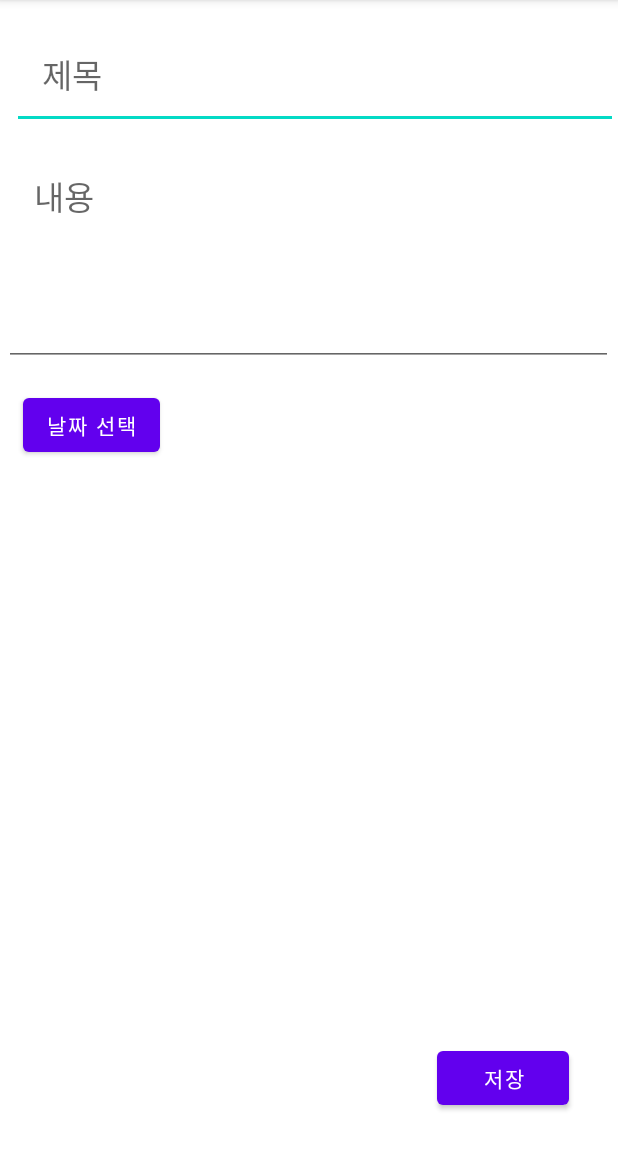
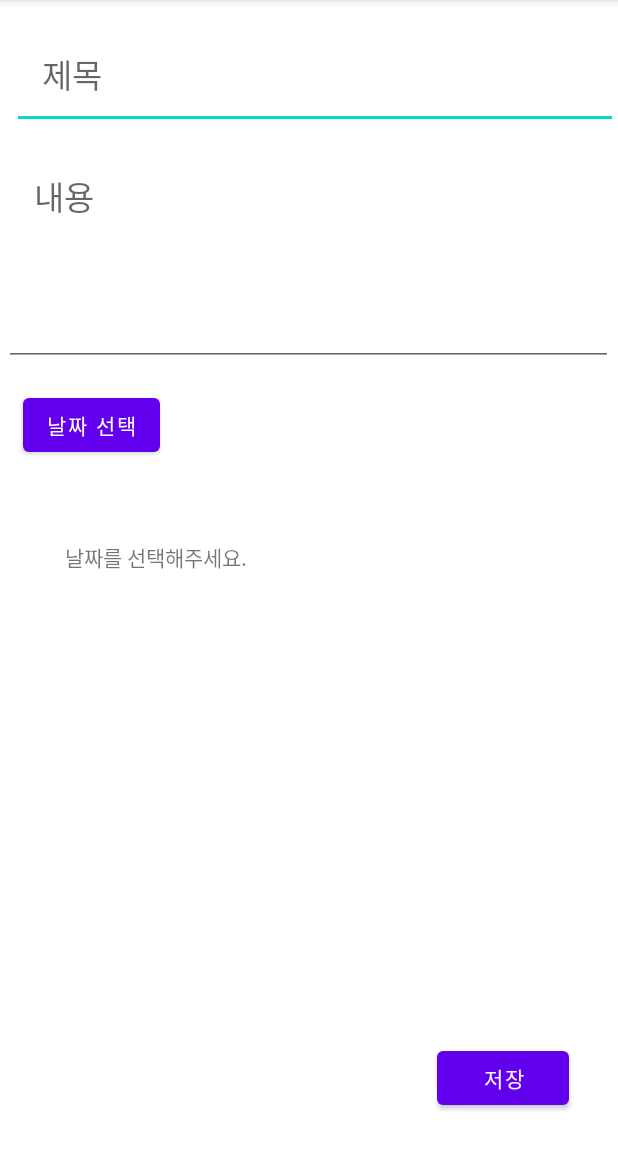
Before and after one commit to SHyeonL/2022-2_MobP_MyCalendar, an Android app: the AddScheduleActivity screen opened directly, with no data from a screen before it, on a phone screen of 412 x 824 dp, the part 84-1236 px from its top. Run offline under Robolectric (Android 15) with nearby library versions, the phone set to English and light mode, and no system bars.

Commit message:
데이터베이스 구현 & AddSchedule 수정

```diff
--- a/MyCalendar/app/src/main/java/com/example/mycalendar/ui/Calendar/AddScheduleActivity.java
+++ b/MyCalendar/app/src/main/java/com/example/mycalendar/ui/Calendar/AddScheduleActivity.java
@@ -1,67 +1,74 @@
 package com.example.mycalendar.ui.Calendar;
 //
-import static android.content.ContentValues.TAG;
-import static com.example.mycalendar.DiaryDatabase.database;
 //
+import static com.example.mycalendar.DataBase.DATABASE_NAME;
+import static com.example.mycalendar.DataBase.TABLE_DIARY_INFO;
+
 import androidx.appcompat.app.AppCompatActivity;
 
+import android.app.DatePickerDialog;
 import android.os.Bundle;
-import android.util.Log;
 import android.view.View;
-import android.widget.Button;
-import android.widget.EditText;
+import android.widget.DatePicker;
 import android.widget.Toast;
 
-import com.example.mycalendar.DiaryDatabase;
-import com.example.mycalendar.R;
+import com.example.mycalendar.DataBase;
+import com.example.mycalendar.databinding.ActivityAddScheduleBinding;
+
+import java.util.Calendar;
 
 public class AddScheduleActivity extends AppCompatActivity {
 
+    Calendar calendar = Calendar.getInstance();
+    int year = calendar.get(Calendar.YEAR);
+    int month = calendar.get(Calendar.MONTH);
+    int day = calendar.get(Calendar.DAY_OF_MONTH);
 
-    DiaryDatabase database;
-    EditText editText;//일정 제목
-    EditText editText3;//일정 내용
+    DataBase dataBase = new DataBase();
+    private ActivityAddScheduleBinding binding;
 
     @Override
     protected void onCreate(Bundle savedInstanceState) {
         super.onCreate(savedInstanceState);
-        setContentView(R.layout.activity_add_schedule);
-        //
-        editText = findViewById(R.id.editText);
-        editText3 = findViewById(R.id.editText3);
-        // open database
-        if (database != null) {
-            database.close();
-            database = null;
-        }
+        binding = ActivityAddScheduleBinding.inflate(getLayoutInflater());
+        setContentView(binding.getRoot());
+        dataBase.openDatabase(this, DATABASE_NAME);
+        dataBase.createTable(TABLE_DIARY_INFO);
 
-        database = DiaryDatabase.getInstance(this);
-        boolean isOpen = database.open();
-        if (isOpen) {
-            Log.d(TAG, "diary database is open.");
-        } else {
-            Log.d(TAG, "diary database is not open.");
-        }
+        DatePickerDialog datePickerDialog = new DatePickerDialog(this, new DatePickerDialog.OnDateSetListener() {
+            @Override
+            public void onDateSet(DatePicker view, int year, int month, int dayOfMonth) {
+                binding.btnDate.setText(dayOfMonth + "/" + (month+1) + "/" + year);
+            }
+        }, year, month, day);
 
-        Button button = findViewById(R.id.button);
-        button.setOnClickListener(new View.OnClickListener() {
+        binding.btnDate.setOnClickListener(new View.OnClickListener() {
             @Override
-            public void onClick(View v) {
-                String subject = editText.getText().toString();
-                String contents = editText3.getText().toString();
+            public void onClick(View view) {
+                datePickerDialog.show();
+            }
+        });
 
-                database.insertRecord( subject, contents);
-                Toast.makeText(getApplicationContext(), "정보를 추가했습니다.", Toast.LENGTH_LONG).show();
+        binding.btnSubmit.setOnClickListener(new View.OnClickListener() {
+            @Override
+            public void onClick(View view) {
+                String title = binding.editTitle.getText().toString();
+                String content = binding.editContent.getText().toString();
+                String date = binding.btnDate.getText().toString();
+
+                if(title.equals("")) {
+                    Toast toast = Toast.makeText(getApplicationContext(), "제목을 입력해주세요", Toast.LENGTH_LONG);
+                    toast.show();
+                } else if(content.equals("")) {
+                    Toast toast = Toast.makeText(getApplicationContext(), "내용을 입력해주세요", Toast.LENGTH_LONG);
+                    toast.show();
+                } else if(date.equals("날짜 선택")) {
+                    Toast toast = Toast.makeText(getApplicationContext(), "날짜를 선택해주세요", Toast.LENGTH_LONG);
+                    toast.show();
+                } else {
+                    dataBase.insertScheduleRecord(TABLE_DIARY_INFO, date, title, content);
+                }
             }
         });
     }
-
-    protected void onDestroy() {
-        // close database
-        if (database != null) {
-            database.close();
-            database = null;
-        }
-        super.onDestroy();
-    }
 }
--- a/MyCalendar/app/src/main/res/layout/activity_add_schedule.xml
+++ b/MyCalendar/app/src/main/res/layout/activity_add_schedule.xml
@@ -9,7 +9,7 @@
     <!--   -->
 
     <EditText
-        android:id="@+id/editText"
+        android:id="@+id/editTitle"
         android:layout_width="404dp"
         android:layout_height="70dp"
         android:layout_marginTop="16dp"
@@ -23,7 +23,7 @@
         app:layout_constraintTop_toTopOf="parent" />
 
     <EditText
-        android:id="@+id/editText3"
+        android:id="@+id/editContent"
         android:layout_width="406dp"
         android:layout_height="150dp"
         android:layout_marginTop="8dp"
@@ -35,10 +35,10 @@
         app:layout_constraintEnd_toEndOf="parent"
         app:layout_constraintHorizontal_bias="0.4"
         app:layout_constraintStart_toStartOf="parent"
-        app:layout_constraintTop_toBottomOf="@+id/editText" />
+        app:layout_constraintTop_toBottomOf="@+id/editTitle" />
 
     <Button
-        android:id="@+id/button"
+        android:id="@+id/btnSubmit"
         android:layout_width="wrap_content"
         android:layout_height="wrap_content"
         android:layout_marginBottom="25dp"
@@ -49,14 +49,24 @@
         app:layout_constraintStart_toStartOf="parent" />
 
     <Button
-        android:id="@+id/button3"
+        android:id="@+id/btnDate"
         android:layout_width="wrap_content"
         android:layout_height="wrap_content"
         android:layout_marginStart="15dp"
         android:layout_marginTop="15dp"
         android:text="날짜 선택"
         app:layout_constraintStart_toStartOf="parent"
-        app:layout_constraintTop_toBottomOf="@+id/editText3" />
+        app:layout_constraintTop_toBottomOf="@+id/editContent" />
+
+    <TextView
+        android:id="@+id/textDate"
+        android:layout_width="wrap_content"
+        android:layout_height="wrap_content"
+        android:layout_marginStart="43dp"
+        android:layout_marginTop="53dp"
+        android:text="날짜를 선택해주세요."
+        app:layout_constraintStart_toStartOf="parent"
+        app:layout_constraintTop_toBottomOf="@+id/btnDate" />
 
     <!--   -->
 
--- a/MyCalendar/build.gradle
+++ b/MyCalendar/build.gradle
@@ -1,5 +1,5 @@
 // Top-level build file where you can add configuration options common to all sub-projects/modules.
 plugins {
-    id 'com.android.application' version '7.2.2' apply false
-    id 'com.android.library' version '7.2.2' apply false
+    id 'com.android.application' version '7.3.0' apply false
+    id 'com.android.library' version '7.3.0' apply false
 }
```
Also changed, not shown: MyCalendar/app/src/main/java/com/example/mycalendar/DataBase.java (+10 -4 lines), MyCalendar/app/src/main/java/com/example/mycalendar/DiaryDatabase.java (+222 -222 lines), MyCalendar/app/src/main/java/com/example/mycalendar/MainActivity.java (+0 -30 lines), MyCalendar/app/src/main/java/com/example/mycalendar/ui/Contact/AddContactActivity.java (+3 -43 lines), MyCalendar/app/src/main/java/com/example/mycalendar/ui/SearchActivity.java (+7 -11 lines).
